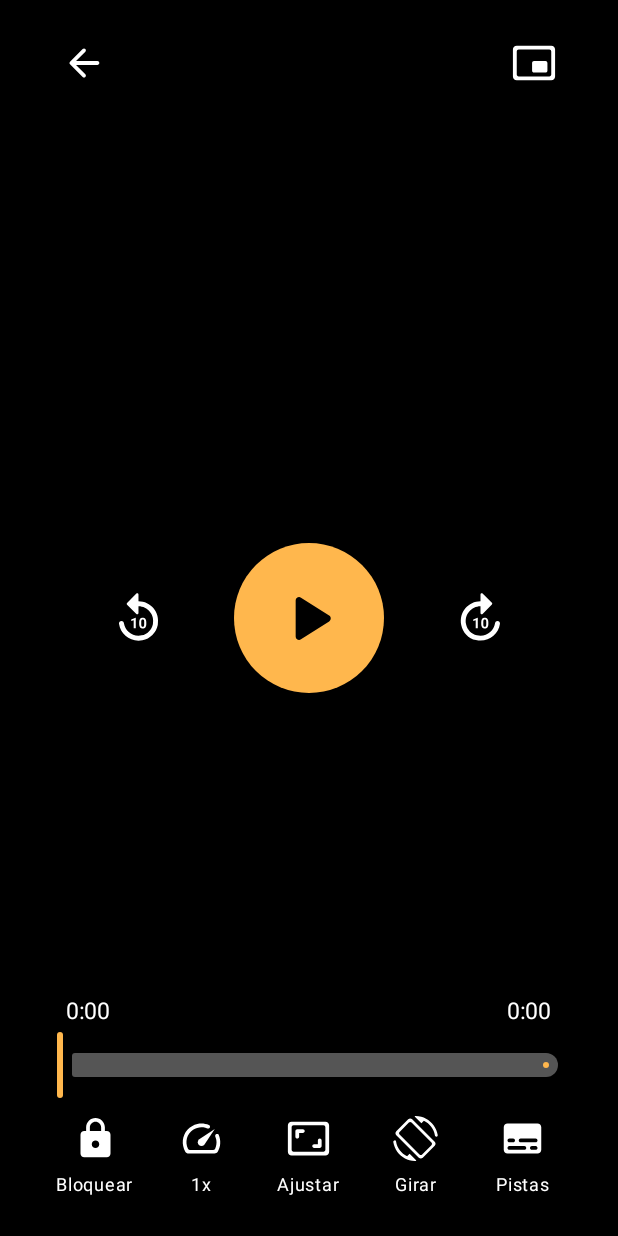
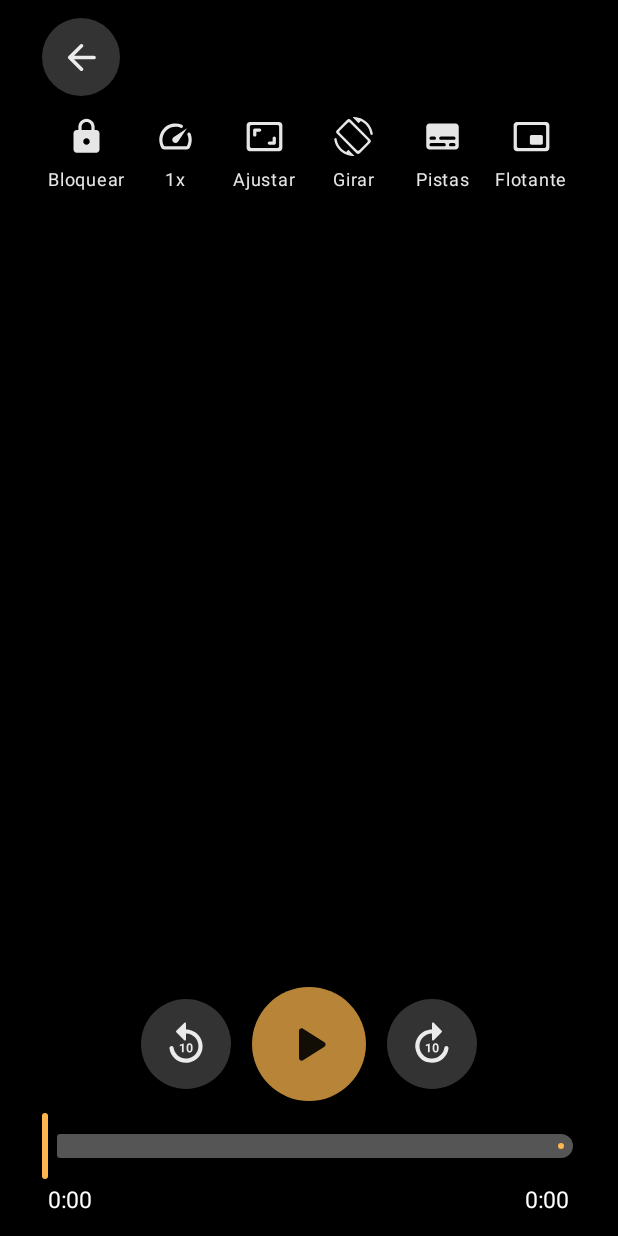
Before and after one commit to pabloyela/Pelis, an Android app built with Jetpack Compose: the PlayerActivity screen opened directly, with no data from a screen before it, on a phone screen of 412 x 824 dp. Run offline under Robolectric (Android 15) with nearby library versions, the phone set to English and light mode, and no system bars; 1 statement that could not run was skipped.

Commit message:
Add files via upload

```diff
--- a/app/src/main/java/com/tua/pelis/PlayerScreen.kt
+++ b/app/src/main/java/com/tua/pelis/PlayerScreen.kt
@@ -78,6 +78,7 @@ import androidx.compose.runtime.setValue
 import androidx.compose.ui.Alignment
 import androidx.compose.ui.Modifier
 import androidx.compose.ui.draw.clip
+import androidx.compose.ui.graphics.Brush
 import androidx.compose.ui.graphics.Color
 import androidx.compose.ui.graphics.vector.ImageVector
 import androidx.compose.ui.input.pointer.pointerInput
@@ -376,63 +377,90 @@ fun PlayerScreen(
                 exit = fadeOut(),
                 modifier = Modifier.fillMaxSize()
             ) {
-                Box(Modifier.fillMaxSize().background(Color(0x80000000))) {
+                Box(Modifier.fillMaxSize()) {
+                    // Sombra suave solo arriba y abajo; el centro del video queda limpio
+                    Box(
+                        Modifier.align(Alignment.TopCenter).fillMaxWidth().fillMaxHeight(0.28f)
+                            .background(Brush.verticalGradient(listOf(Color(0xAA000000), Color.Transparent)))
+                    )
+                    Box(
+                        Modifier.align(Alignment.BottomCenter).fillMaxWidth().fillMaxHeight(0.35f)
+                            .background(Brush.verticalGradient(listOf(Color.Transparent, Color(0xB3000000))))
+                    )
                     BoxWithConstraints(
                         Modifier
                             .fillMaxSize()
                             .windowInsetsPadding(WindowInsets.safeDrawing)
-                            .padding(horizontal = MargenBorde, vertical = 14.dp)
+                            .padding(horizontal = MargenBorde, vertical = 12.dp)
                     ) {
-                        val compact = maxWidth < 500.dp
+                        val compact = maxWidth < 600.dp
 
-                        // Arriba: regresar, título, ventana flotante
-                        Row(
-                            Modifier.align(Alignment.TopCenter).fillMaxWidth(),
-                            verticalAlignment = Alignment.CenterVertically
-                        ) {
-                            RoundButton(Icons.AutoMirrored.Rounded.ArrowBack, "Regresar", 56.dp) { host.close() }
+                        val tools: @Composable (Modifier) -> Unit = { m ->
+                            ToolButton(Icons.Rounded.Lock, "Bloquear", m) {
+                                locked = true
+                                controlsVisible = true
+                                touch()
+                            }
+                            ToolButton(Icons.Rounded.Speed, speedLabel(speed), m) { panel = Panel.VELOCIDAD }
+                            ToolButton(Icons.Rounded.AspectRatio, modosAjuste[ajuste].second, m) {
+                                ajuste = (ajuste + 1) % modosAjuste.size
+                                aviso = Aviso.Texto(modosAjuste[ajuste].second)
+                                touch()
+                            }
+                            ToolButton(Icons.Rounded.ScreenRotation, "Girar", m) {
+                                host.rotate()
+                                touch()
+                            }
+                            ToolButton(Icons.Rounded.Subtitles, "Pistas", m) { panel = Panel.PISTAS }
+                            ToolButton(Icons.Rounded.PictureInPictureAlt, "Flotante", m) { host.enterPip() }
+                        }
+
+                        // ---- Arriba: regresar, título y herramientas ----
+                        Column(Modifier.align(Alignment.TopCenter).fillMaxWidth()) {
+                            Row(verticalAlignment = Alignment.CenterVertically) {
+                                RoundButton(Icons.AutoMirrored.Rounded.ArrowBack, "Regresar", 52.dp) { host.close() }
                                 Text(
-                                title, color = Color.White, fontSize = 18.sp, fontWeight = FontWeight.Medium,
-                                maxLines = 2, overflow = TextOverflow.Ellipsis,
+                                    title, color = Color.White, fontSize = 17.sp, fontWeight = FontWeight.Medium,
+                                    maxLines = 1, overflow = TextOverflow.Ellipsis,
                                     modifier = Modifier.weight(1f).padding(horizontal = 14.dp)
                                 )
-                            RoundButton(Icons.Rounded.PictureInPictureAlt, "Ventana flotante", 56.dp) { host.enterPip() }
+                                if (!compact) {
+                                    Row(Modifier.widthIn(max = 480.dp)) { tools(Modifier.width(76.dp)) }
+                                }
+                            }
+                            if (compact) {
+                                Row(Modifier.fillMaxWidth().padding(top = 6.dp)) { tools(Modifier.weight(1f)) }
+                            }
                         }
 
-                        // Centro: -10, play/pausa, +10
+                        // ---- Abajo: controles sobre la barra de tiempo ----
                         val playIcon = when {
                             playbackState == Player.STATE_ENDED -> Icons.Rounded.Replay
                             isPlaying -> Icons.Rounded.Pause
                             else -> Icons.Rounded.PlayArrow
                         }
-                        Row(
-                            Modifier.align(Alignment.Center),
-                            horizontalArrangement = Arrangement.spacedBy(if (compact) 28.dp else 56.dp),
-                            verticalAlignment = Alignment.CenterVertically
-                        ) {
-                            RoundButton(Icons.Rounded.Replay10, "Atrás 10 segundos", 72.dp) { jump(-10_000) }
-                            RoundButton(playIcon, "Reproducir o pausar", 100.dp, filled = true) { togglePlay() }
-                            RoundButton(Icons.Rounded.Forward10, "Adelante 10 segundos", 72.dp) { jump(10_000) }
-                        }
-
-                        // Abajo: barra de tiempo y herramientas
                         Column(
                             Modifier.align(Alignment.BottomCenter).fillMaxWidth(),
                             horizontalAlignment = Alignment.CenterHorizontally
                         ) {
-                            Row(verticalAlignment = Alignment.CenterVertically) {
+                            Row(
+                                horizontalArrangement = Arrangement.spacedBy(if (compact) 14.dp else 28.dp),
+                                verticalAlignment = Alignment.CenterVertically
+                            ) {
                                 val playlist = hasPrev || hasNext
                                 if (playlist) {
                                     RoundButton(Icons.Rounded.SkipPrevious, "Video anterior", 52.dp, enabled = hasPrev) { skip(false) }
                                 }
-                                Column(Modifier.weight(1f).padding(horizontal = 10.dp)) {
+                                RoundButton(Icons.Rounded.Replay10, "Atrás 10 segundos", 60.dp) { jump(-10_000) }
+                                RoundButton(playIcon, "Reproducir o pausar", 76.dp, filled = true) { togglePlay() }
+                                RoundButton(Icons.Rounded.Forward10, "Adelante 10 segundos", 60.dp) { jump(10_000) }
+                                if (playlist) {
+                                    RoundButton(Icons.Rounded.SkipNext, "Siguiente video", 52.dp, enabled = hasNext) { skip(true) }
+                                }
+                            }
+                            Spacer(Modifier.height(6.dp))
                             val drag = sliderDrag
                             val shown = if (drag != null) (drag * duration).toLong() else position
-                                    Row(Modifier.fillMaxWidth().padding(horizontal = 6.dp)) {
-                                        Text(formatTime(shown), color = Color.White, fontSize = 15.sp)
-                                        Spacer(Modifier.weight(1f))
-                                        Text(formatTime(duration), color = Color.White, fontSize = 15.sp)
-                                    }
                             Slider(
                                 value = drag ?: if (duration > 0) (position.toFloat() / duration).coerceIn(0f, 1f) else 0f,
                                 onValueChange = {
@@ -448,34 +476,13 @@ fun PlayerScreen(
                                     thumbColor = Acento,
                                     activeTrackColor = Acento,
                                     inactiveTrackColor = Color(0x55FFFFFF)
+                                ),
+                                modifier = Modifier.fillMaxWidth()
                             )
-                                    )
-                                }
-                                if (playlist) {
-                                    RoundButton(Icons.Rounded.SkipNext, "Siguiente video", 52.dp, enabled = hasNext) { skip(true) }
-                                }
-                            }
-                            Row(Modifier.widthIn(max = 640.dp).fillMaxWidth().padding(top = 2.dp)) {
-                                ToolButton(Icons.Rounded.Lock, "Bloquear", Modifier.weight(1f)) {
-                                    locked = true
-                                    controlsVisible = true
-                                    touch()
-                                }
-                                ToolButton(Icons.Rounded.Speed, speedLabel(speed), Modifier.weight(1f)) {
-                                    panel = Panel.VELOCIDAD
-                                }
-                                ToolButton(Icons.Rounded.AspectRatio, modosAjuste[ajuste].second, Modifier.weight(1f)) {
-                                    ajuste = (ajuste + 1) % modosAjuste.size
-                                    aviso = Aviso.Texto(modosAjuste[ajuste].second)
-                                    touch()
-                                }
-                                ToolButton(Icons.Rounded.ScreenRotation, "Girar", Modifier.weight(1f)) {
-                                    host.rotate()
-                                    touch()
-                                }
-                                ToolButton(Icons.Rounded.Subtitles, "Pistas", Modifier.weight(1f)) {
-                                    panel = Panel.PISTAS
-                                }
+                            Row(Modifier.fillMaxWidth().padding(horizontal = 4.dp)) {
+                                Text(formatTime(shown), color = Color.White, fontSize = 15.sp)
+                                Spacer(Modifier.weight(1f))
+                                Text(formatTime(duration), color = Color.White, fontSize = 15.sp)
                             }
                         }
                     }
@@ -512,9 +519,7 @@ fun PlayerScreen(
             if (a != null) {
                 Box(
                     Modifier
-                        .align(Alignment.TopCenter)
-                        .windowInsetsPadding(WindowInsets.safeDrawing)
-                        .padding(top = 88.dp)
+                        .align(Alignment.Center)
                         .clip(RoundedCornerShape(20.dp))
                         .background(Color(0xD9000000))
                         .padding(horizontal = 22.dp, vertical = 14.dp)
@@ -522,9 +527,8 @@ fun PlayerScreen(
             } else if (showResume) {
                 Row(
                     Modifier
-                        .align(Alignment.TopCenter)
-                        .windowInsetsPadding(WindowInsets.safeDrawing)
-                        .padding(top = 88.dp, start = MargenBorde, end = MargenBorde)
+                        .align(Alignment.Center)
+                        .padding(horizontal = MargenBorde)
                         .clip(RoundedCornerShape(28.dp))
                         .background(Color(0xE6202026))
                         .padding(start = 20.dp, end = 6.dp, top = 4.dp, bottom = 4.dp),
@@ -589,7 +593,7 @@ private fun RoundButton(
         Modifier
             .size(size)
             .clip(CircleShape)
-            .background(if (filled) Acento else Color(0x66000000))
+            .background(if (filled) Acento.copy(alpha = 0.72f) else Color(0x33FFFFFF))
             .clickable(enabled = enabled, onClick = onClick),
         contentAlignment = Alignment.Center
     ) {
@@ -597,8 +601,8 @@ private fun RoundButton(
             icon, desc,
             tint = when {
                 !enabled -> Color(0x55FFFFFF)
-                filled -> Color.Black
-                else -> Color.White
+                filled -> Color(0xE6000000)
+                else -> Color(0xE6FFFFFF)
             },
             modifier = Modifier.size(size * 0.55f)
         )
@@ -614,9 +618,9 @@ private fun ToolButton(icon: ImageVector, label: String, modifier: Modifier = Mo
             .padding(vertical = 8.dp),
         horizontalAlignment = Alignment.CenterHorizontally
     ) {
-        Icon(icon, label, tint = Color.White, modifier = Modifier.size(30.dp))
+        Icon(icon, label, tint = Color(0xE6FFFFFF), modifier = Modifier.size(26.dp))
         Text(
-            label, color = Color.White, fontSize = 12.sp, maxLines = 1,
+            label, color = Color(0xE6FFFFFF), fontSize = 12.sp, maxLines = 1,
             overflow = TextOverflow.Ellipsis, modifier = Modifier.padding(top = 4.dp)
         )
     }
```
Lines whose indentation alone changed are shown as unchanged.
